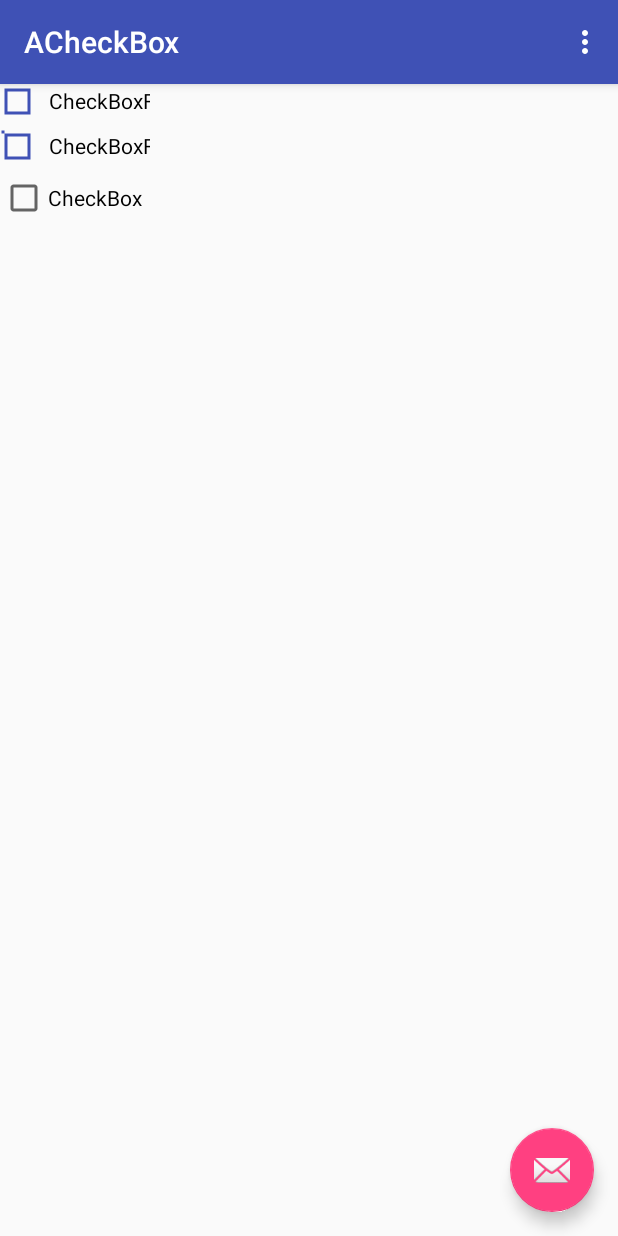
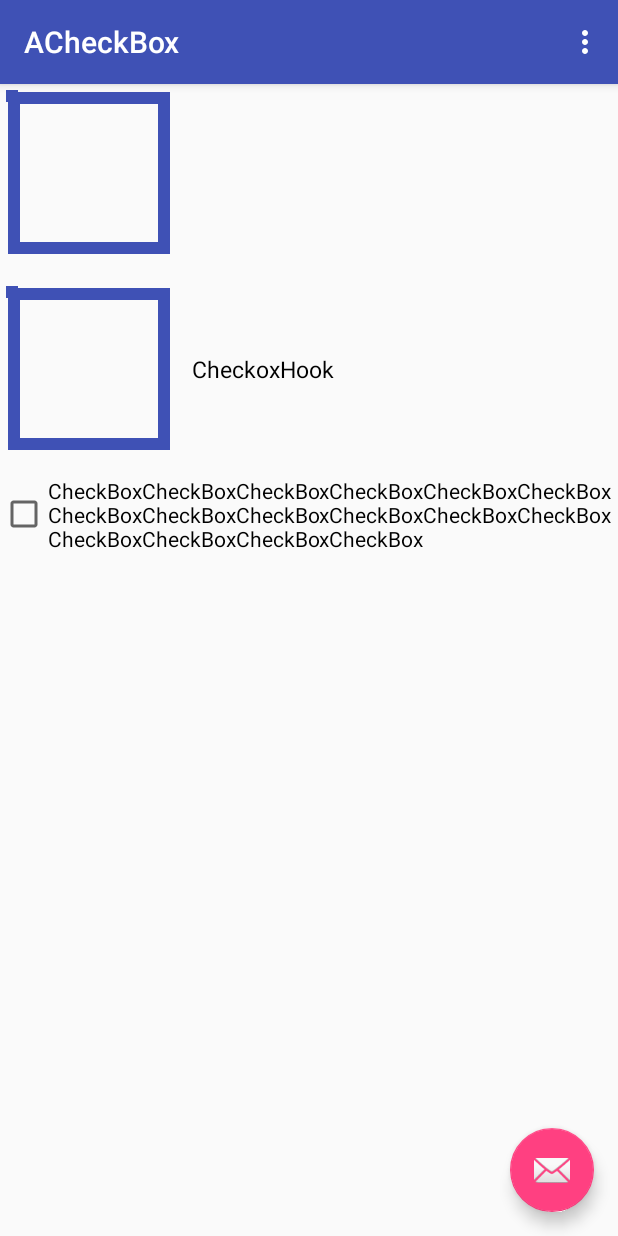
Before and after one commit to Lswks/ACheckBox, an Android app: the screen it shows after launch (MainActivity), on a phone screen of 412 x 824 dp. Run offline under Robolectric (Android 15) with nearby library versions, the phone set to English and light mode, and no system bars.

Commit message:
增加了wrap_content支持

```diff
--- a/app/src/main/java/com/example/bigmercu/acheckbox/MainActivity.java
+++ b/app/src/main/java/com/example/bigmercu/acheckbox/MainActivity.java
@@ -7,7 +7,6 @@ import android.support.v7.widget.Toolbar;
 import android.view.Menu;
 import android.view.MenuItem;
 import android.view.View;
-import android.widget.Toast;
 
 import com.example.checkbox.BBox;
 
@@ -22,14 +21,14 @@ public class MainActivity extends AppCompatActivity {
         Toolbar toolbar = (Toolbar) findViewById(R.id.toolbar);
         setSupportActionBar(toolbar);
 
-        b = (BBox) findViewById(R.id.BBox2);
+//        b = (BBox) findViewById(R.id.BBox2);
 
-        b.setOnCheckedChangeListener(new BBox.OnCheckedChangeListener() {
-            @Override
-            public void onChange(boolean checked) {
-                Toast.makeText(getApplicationContext(),String.valueOf(checked),Toast.LENGTH_SHORT).show();
-            }
-        });
+//        b.setOnCheckedChangeListener(new BBox.OnCheckedChangeListener() {
+//            @Override
+//            public void onChange(boolean checked) {
+//                Toast.makeText(getApplicationContext(),String.valueOf(checked),Toast.LENGTH_SHORT).show();
+//            }
+//        });
 
         FloatingActionButton fab = (FloatingActionButton) findViewById(R.id.fab);
         fab.setOnClickListener(new View.OnClickListener() {
--- a/app/src/main/res/layout/content_main.xml
+++ b/app/src/main/res/layout/content_main.xml
@@ -1,5 +1,5 @@
 <?xml version="1.0" encoding="utf-8"?>
-<RelativeLayout xmlns:android="http://schemas.android.com/apk/res/android"
+<LinearLayout xmlns:android="http://schemas.android.com/apk/res/android"
     xmlns:app="http://schemas.android.com/apk/res-auto"
     xmlns:tools="http://schemas.android.com/tools"
     android:id="@+id/content_main"
@@ -8,40 +8,32 @@
     app:layout_behavior="@string/appbar_scrolling_view_behavior"
     tools:context="com.example.bigmercu.acheckbox.MainActivity"
     tools:showIn="@layout/activity_main"
-    android:orientation="vertical"
-    android:weightSum="1">
+    android:orientation="vertical">
+
+
 
     <com.example.checkbox.BBox
-        android:layout_width="186dp"
-        android:layout_height="0dp"
-        app:check_text="CheckBoxFork"
+        android:layout_width="wrap_content"
+        android:layout_height="wrap_content"
+        app:check_text=""
+        app:color_after="@color/colorAccent"
+        app:color_before="@color/colorPrimary"
+        app:check_style="hook"
+        android:id="@+id/BBox3" />
+
+    <com.example.checkbox.BBox
+        android:layout_width="wrap_content"
+        android:layout_height="wrap_content"
+        app:check_text="CheckoxHook"
         app:color_after="@color/colorAccent"
         app:color_before="@color/colorPrimary"
         app:check_style="fork"
-        android:id="@+id/BBox2"
-        android:layout_alignParentTop="true"
-        android:layout_alignParentLeft="true"
-        android:layout_alignParentStart="true" />
+        android:id="@+id/BBox2"/>
 
     <CheckBox
-        android:text="CheckBox"
+        android:text="CheckBoxCheckBoxCheckBoxCheckBoxCheckBoxCheckBoxCheckBoxCheckBoxCheckBoxCheckBoxCheckBoxCheckBoxCheckBoxCheckBoxCheckBoxCheckBox"
         android:layout_width="wrap_content"
         android:layout_height="wrap_content"
-        android:layout_below="@+id/BBox3"
-        android:layout_alignParentLeft="true"
-        android:layout_alignParentStart="true"
-        android:id="@+id/checkBox2" />
+        android:id="@+id/checkBox" />
 
-    <com.example.checkbox.BBox
-        android:layout_width="match_parent"
-        android:layout_height="match_parent"
-        app:check_text="CheckBoxFork"
-        app:color_after="@color/colorAccent"
-        app:color_before="@color/colorPrimary"
-        app:check_style="hook"
-        android:id="@+id/BBox3"
-        android:layout_below="@+id/BBox2"
-        android:layout_alignParentLeft="true"
-        android:layout_alignParentStart="true" />
-
-</RelativeLayout>
+</LinearLayout>
--- a/checkbox/src/main/java/com/example/checkbox/BBox.java
+++ b/checkbox/src/main/java/com/example/checkbox/BBox.java
@@ -9,6 +9,8 @@ import android.graphics.Paint;
 import android.graphics.Path;
 import android.graphics.PathMeasure;
 import android.util.AttributeSet;
+import android.util.Log;
+import android.util.TypedValue;
 import android.view.View;
 import android.view.animation.DecelerateInterpolator;
 import android.widget.Checkable;
@@ -20,13 +22,14 @@ import android.widget.Checkable;
 
 public class BBox extends View implements Checkable{
 
-    private int hSize = dp2px(15);
-    private int wSize = dp2px(15);
-    private int textSize = dp2px(14);
-    private int wStart = dp2px(2);
-    private int hStart = dp2px(2);
+    private static final String TAG = BBox.class.getSimpleName();
+    private int hSize = dp2px(100);
+    private int wSize = dp2px(100);
+    private int textSize = dp2px(15);
+    private int wStart = dp2px(1);
+    private int hStart = dp2px(1);
     private int Duration = 300;
-    private int strokeWidth = dp2px(2);
+    private int strokeWidth = dp2px(8);
     private int colorBefore = Color.BLACK;
     private int colorAfter = Color.RED;
     private String boxText = "CheckBox";
@@ -169,7 +172,7 @@ public class BBox extends View implements Checkable{
             valueAnimator3.setInterpolator(new DecelerateInterpolator());
             valueAnimator4.setInterpolator(new DecelerateInterpolator());
         }else {
-            cValueAnimator = ValueAnimator.ofFloat(0,hSize/2);
+            cValueAnimator = ValueAnimator.ofFloat(0,(int)(hSize * 0.41));
             cValueAnimator.addUpdateListener(new ValueAnimator.AnimatorUpdateListener() {
                 @Override
                 public void onAnimationUpdate(ValueAnimator animation) {
@@ -218,10 +221,26 @@ public class BBox extends View implements Checkable{
     @Override
     protected void onMeasure(int widthMeasureSpec, int heightMeasureSpec) {
         super.onMeasure(widthMeasureSpec, heightMeasureSpec);
-        int wMeasureSpec = MeasureSpec.makeMeasureSpec(dp2px(100),MeasureSpec.AT_MOST);
-        int hMeasureSpec = MeasureSpec.makeMeasureSpec(dp2px(30),MeasureSpec.EXACTLY);
+        int widthSpecSize = MeasureSpec.getSize(widthMeasureSpec);
+        int heightSpecSize = MeasureSpec.getSize(heightMeasureSpec);
+        int widthSpecMode = MeasureSpec.getMode(widthMeasureSpec);
+        int heightSpecMode = MeasureSpec.getMode(heightMeasureSpec);
+        int paddingLeft = getPaddingLeft() + 10;
+        int paddingRight = getPaddingRight() + 10;
+        int paddingTop = getPaddingTop() + 10;
+        int paddingBottom = getPaddingBottom() + 10;
 
-        setMeasuredDimension(wMeasureSpec,hMeasureSpec);
+
+        textSize = (int) TypedValue.applyDimension(TypedValue.COMPLEX_UNIT_SP, 15, getResources().getDisplayMetrics());
+
+        if(widthSpecMode == MeasureSpec.AT_MOST && heightSpecMode == MeasureSpec.AT_MOST){
+            setMeasuredDimension(2* strokeWidth +  wStart + wSize  + 20 + paddingLeft + textSize * boxText.length(),hStart + hSize + paddingTop + paddingBottom + 2 * strokeWidth);
+            Log.d(TAG, wStart+" "+ wSize +" "+ textSize * boxText.length() + "   " +boxText.length());
+        }else if(widthSpecMode == MeasureSpec.AT_MOST){
+            setMeasuredDimension(2* strokeWidth +wStart + wSize + paddingLeft + 20 +  textSize * boxText.length(),widthSpecSize);
+        }else if(heightSpecMode == MeasureSpec.AT_MOST){
+            setMeasuredDimension(heightSpecSize,hStart + hSize + paddingTop + paddingBottom+ 2 * strokeWidth);
+        }
     }
 
     @Override
@@ -274,11 +293,18 @@ public class BBox extends View implements Checkable{
         super.onDraw(canvas);
         mDst.reset();
 
+        int paddingLeft = getPaddingLeft() + 10;
+        int paddingRight = getPaddingRight() + 10;
+        int paddingTop = getPaddingTop() + 10;
+        int paddingBottom = getPaddingBottom() + 10;
+
+
+
         if(isHook) {
 
             mDst.lineTo(0,0);
-            canvas.translate(wStart, hStart);
-            canvas.drawText(boxText, wStart + wSize + 20, (hSize + textSize )/2, mPaintText);
+            canvas.translate(wStart + paddingLeft, hStart + paddingTop);
+            canvas.drawText(boxText, wStart + paddingLeft + wSize + 18, (hSize + textSize )/2, mPaintText);
             //确保图形在正中
             canvas.translate(-AnimationValue4 * wSize, -AnimationValue4 * hSize * 2);
             /**
@@ -292,24 +318,23 @@ public class BBox extends View implements Checkable{
             mPaint.setAlpha(AnimationValue);
             mPaintAfter.setAlpha(255 - AnimationValue);
 
-            canvas.rotate(AnimationValue1, wStart + wSize / 2, hStart + hSize / 2);
+            canvas.rotate(AnimationValue1, wStart  + wSize / 2, hStart  + hSize / 2);
             canvas.drawPath(mDst, mPaint);
             canvas.drawPath(mDst, mPaintAfter);
         }else {
-            float[] tan = new float[2];
-            float[] pos = new float[2];
-            canvas.translate(wStart, hStart);
+            mDst.lineTo(0,0);
+            canvas.translate(wStart+ paddingLeft , hStart + paddingTop );
 
-            mDst.moveTo(wStart,hStart);
-            canvas.drawText(boxText, wStart + wSize + 20, (hSize + textSize )/2, mPaintText);
-            mDst.lineTo(wStart + wSize/2,hStart + cAnimationValue);
-            mDst.lineTo(wStart + wSize,hStart);
-            mDst.lineTo(wStart + wSize - cAnimationValue1,hSize/2 + hStart);
-            mDst.lineTo(wStart + wSize,hStart + hSize);
-            mDst.lineTo(wStart + wSize/2,hStart + hSize - cAnimationValue);
-            mDst.lineTo(wStart,hStart + hSize);
-            mDst.lineTo(wStart + cAnimationValue,hStart + hSize/2);
-            mDst.lineTo(wStart,hStart);
+            canvas.drawText(boxText, wStart + paddingLeft + wSize + 18, (hSize + textSize )/2, mPaintText);
+            mDst.moveTo((float) (wStart + cAnimationValue * 0.2), (float) (hStart + cAnimationValue * 0.2));
+            mDst.lineTo(wStart + wSize/2, (float) (hStart + cAnimationValue + cAnimationValue * 0.2));
+            mDst.lineTo((float) (wStart+ wSize - cAnimationValue * 0.2), (float) (hStart + cAnimationValue * 0.2));
+            mDst.lineTo((float) (wStart+ wSize -cAnimationValue - cAnimationValue * 0.2),hSize/2 + hStart );
+            mDst.lineTo((float) (wStart+ wSize - cAnimationValue * 0.2), (float) (hStart  + hSize - cAnimationValue * 0.2));
+            mDst.lineTo(wStart+ wSize/2, (float) (hStart  + hSize - cAnimationValue - cAnimationValue * 0.2));
+            mDst.lineTo((float) (wStart + cAnimationValue * 0.2), (float) (hStart  + hSize - cAnimationValue * 0.2));
+            mDst.lineTo((float) (wStart + cAnimationValue + cAnimationValue * 0.2),hStart  + hSize/2);
+            mDst.lineTo((float) (wStart + cAnimationValue * 0.2), (float) (hStart + cAnimationValue * 0.2));
             mPaint.setAlpha((int) cAnimationValue2);
             canvas.drawPath(mDst,mPaint);
             mPaintAfter.setAlpha((int) (255-cAnimationValue2));
@@ -348,6 +373,7 @@ public class BBox extends View implements Checkable{
         }
     }
 
+
     public int dp2px(float value) {
         final float scale = getContext().getResources().getDisplayMetrics().densityDpi;
         return (int) (value * (scale / 160) + 0.5f);
```
